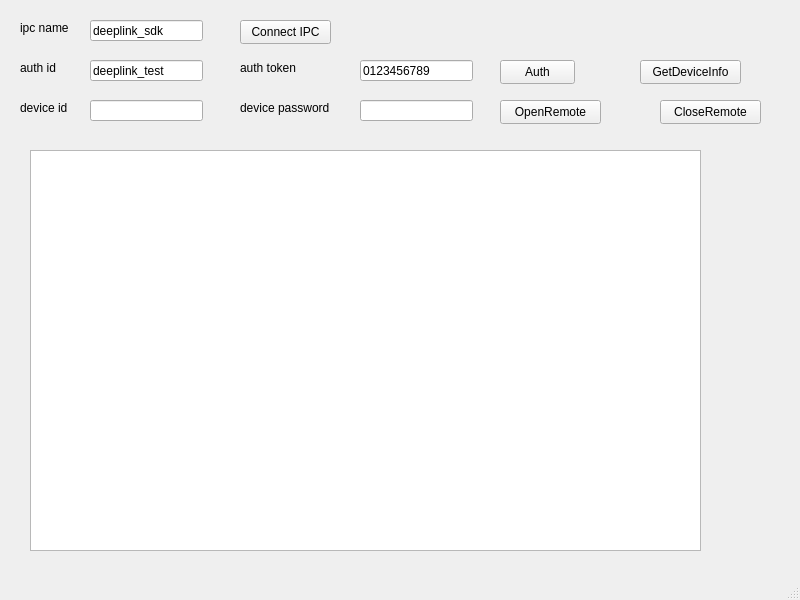
DeepLinkProtocol/DeepLinkSDK-Win, file sdk_example/mainwindow.ui: the form before one commit.
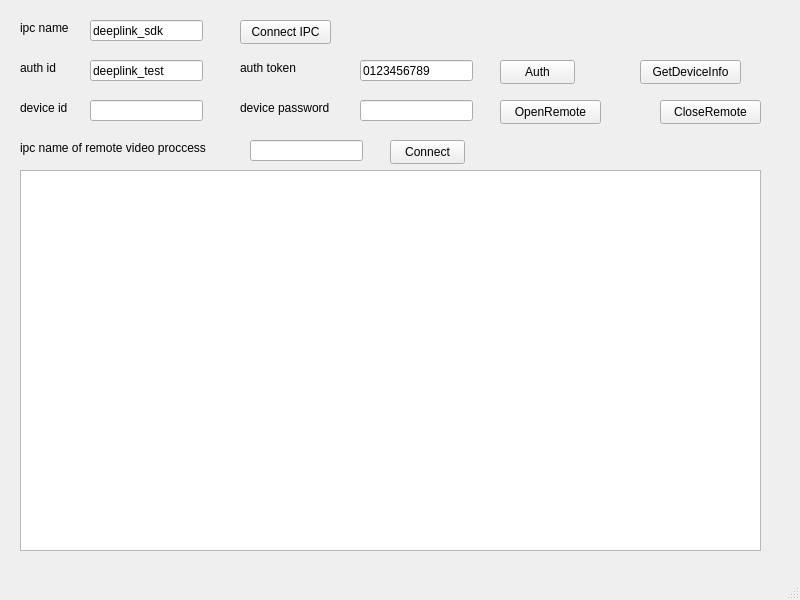
The form after the commit.

Commit message: feat: modify sdk example about remote video info.

Patch:
```diff
--- a/sdk_example/mainwindow.ui
+++ b/sdk_example/mainwindow.ui
@@ -206,13 +206,49 @@
    <widget class="QTextEdit" name="teMessage">
     <property name="geometry">
      <rect>
-      <x>30</x>
-      <y>150</y>
-      <width>671</width>
-      <height>401</height>
+      <x>20</x>
+      <y>170</y>
+      <width>741</width>
+      <height>381</height>
      </rect>
     </property>
    </widget>
+   <widget class="QLabel" name="label_6">
+    <property name="geometry">
+     <rect>
+      <x>20</x>
+      <y>140</y>
+      <width>221</width>
+      <height>16</height>
+     </rect>
+    </property>
+    <property name="text">
+     <string>ipc name of remote video proccess</string>
+    </property>
+   </widget>
+   <widget class="QLineEdit" name="leRemoteIpcName">
+    <property name="geometry">
+     <rect>
+      <x>250</x>
+      <y>140</y>
+      <width>113</width>
+      <height>21</height>
+     </rect>
+    </property>
+   </widget>
+   <widget class="QPushButton" name="pbtnConnectRemoteIpc">
+    <property name="geometry">
+     <rect>
+      <x>390</x>
+      <y>140</y>
+      <width>75</width>
+      <height>24</height>
+     </rect>
+    </property>
+    <property name="text">
+     <string>Connect</string>
+    </property>
+   </widget>
   </widget>
   <widget class="QMenuBar" name="menubar">
    <property name="geometry">
```
The commit also changes 3 other files.
